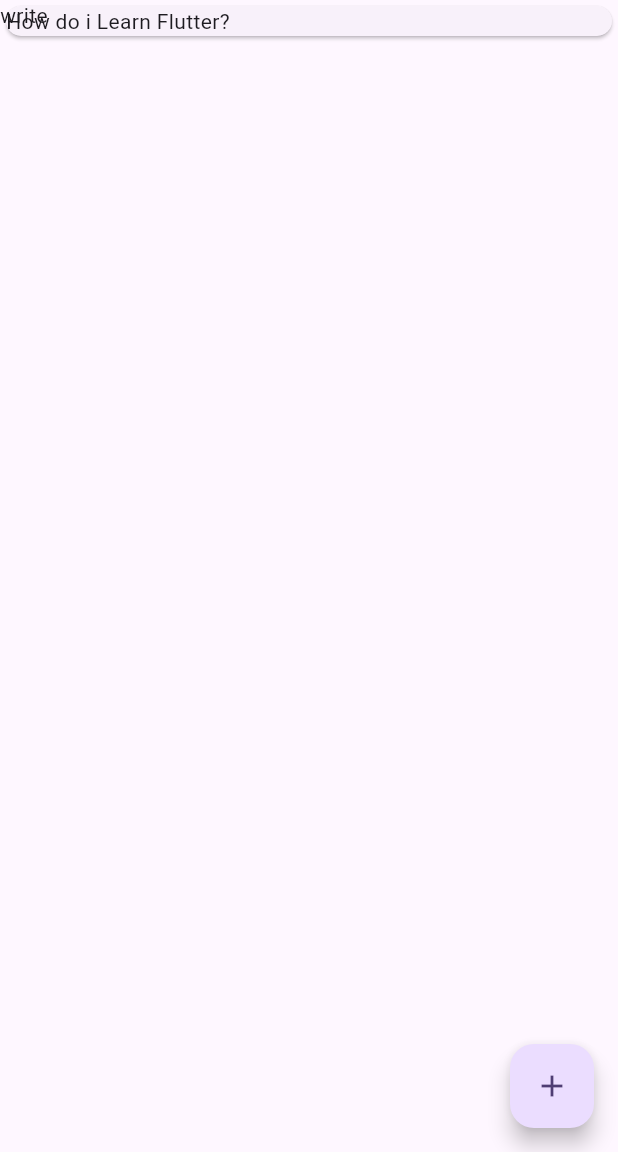
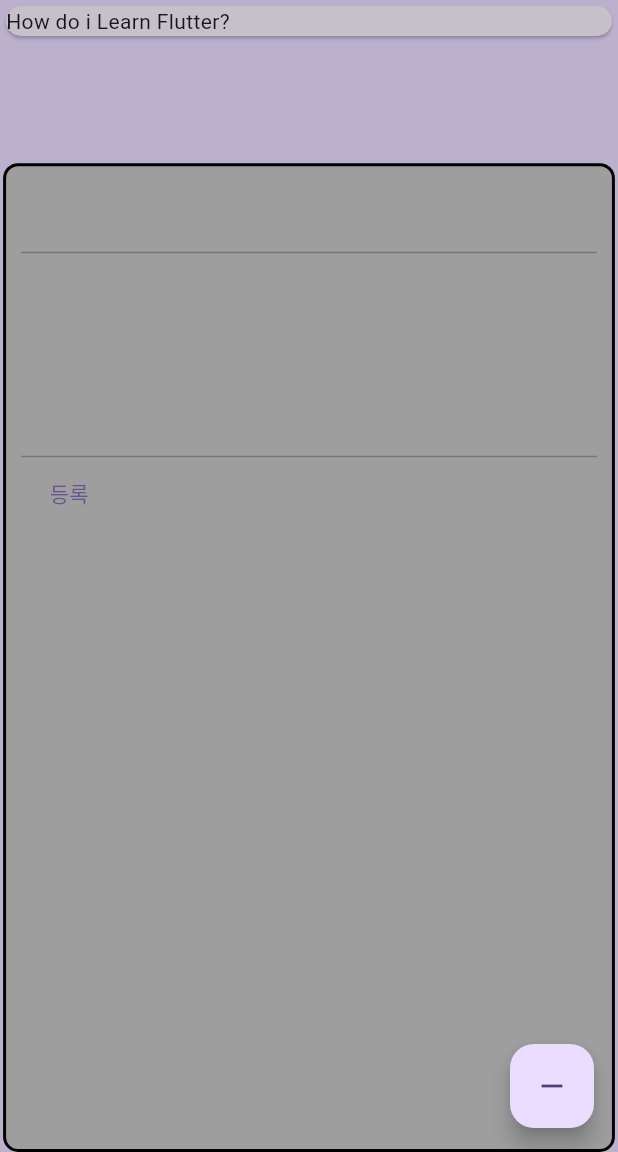
Before and after one commit to lee95292/bulletin-board-system-client, a Flutter app: the screen it shows after launch, after a tap on the "add" icon, on a phone screen of 412 x 824 dp, the part 84-1236 px from its top. Run offline on Flutter 3.47's test engine with Material 3 defaults, Android fonts, the phone set to English and light mode, and no system bars.

Commit message:
add post function

```diff
--- a/lib/main.dart
+++ b/lib/main.dart
@@ -1,6 +1,8 @@
 import 'package:flutter/material.dart';
+
+import './model/Post.dart';
 import './page/board.dart';
-import './model/Post.dart';
+import 'page/WritePost.dart';
 
 /*
 Min Value Product
@@ -24,11 +26,21 @@ class BBS extends StatefulWidget {
 
 class _BBSState extends State<BBS> {
   List<Post> posts = [Post('1', 'marco', 'hahaha', 'How do i Learn Flutter?')];
-  bool isWriting = false;
+  var isWriting = false;
   void toggleWriting() {
     setState(() {
       this.isWriting = !this.isWriting;
     });
+  }
+
+  void addPost(String title, String content) {
+    var id = 'test_id'; // TODO UUID
+    var author = 'anonymous'; // TODO nickname(SSO)
+    setState(() {
+      posts.add(Post(id, author, title, content));
+      isWriting = !this.isWriting;
+    });
+    print('test!');
   }
 
   @override
@@ -43,20 +55,20 @@ class _BBSState extends State<BBS> {
           appBar: AppBar(
             title: Text("title"),
           ),
-          body: Stack(
+          body: Container(
+            color: Theme.of(context).colorScheme.primaryContainer,
+            child: Stack(
               children: [
                 Board(
                   title: 'BBS',
                   posts: posts,
                 ),
-              if (isWriting)
-                Container(
-                  child: Text('write'),
-                )
+                if (isWriting) WritePost(addPost: addPost)
               ],
             ),
+          ),
           floatingActionButton: FloatingActionButton(
-            child: Icon(Icons.add),
+            child: isWriting ? Icon(Icons.remove) : Icon(Icons.add),
             tooltip: 'add a post',
             onPressed: toggleWriting,
           ),
--- /dev/null
+++ b/lib/page/WritePost.dart
@@ -0,0 +1,64 @@
+import 'package:flutter/cupertino.dart';
+import 'package:flutter/material.dart';
+import 'package:flutter/services.dart';
+import 'package:flutter/widgets.dart';
+
+import '../model/Post.dart';
+
+class WritePost extends StatefulWidget {
+  const WritePost({super.key, required this.addPost});
+  final Function addPost;
+
+  @override
+  State<WritePost> createState() => _WritePostState();
+}
+
+class _WritePostState extends State<WritePost> {
+  final TextEditingController _titleController = new TextEditingController();
+  final TextEditingController _contentController = new TextEditingController();
+  @override
+  Widget build(BuildContext context) {
+    print(Theme.of(context).colorScheme.primary);
+    return Container(
+      // Outter Box Container
+      color: Colors.black.withOpacity(0.2),
+      alignment: Alignment(0, 1),
+
+      // Inner Box
+      child: Container(
+          height: MediaQuery.of(context).size.height * 0.8,
+          width: MediaQuery.of(context).size.width * 0.99,
+          // color: Theme.of(context).colorScheme.primary, // TODO contenxt 에서 colortheme 못불러옴;;
+          decoration: BoxDecoration(
+              border: Border.all(color: Colors.black, width: 2),
+              borderRadius: BorderRadius.circular(10),
+              color: Colors.grey.withOpacity(1)),
+          padding: const EdgeInsets.all(10),
+          child: SingleChildScrollView(
+            child: Column(
+              children: [
+                TextField(
+                  controller: _titleController,
+                ),
+                Container(
+                  child: TextField(
+                    maxLines: 20,
+                    minLines: 5,
+                    keyboardType: TextInputType.multiline,
+                    controller: _contentController,
+                  ),
+                ),
+                Container(
+                  alignment: Alignment.bottomLeft,
+                  child: TextButton(
+                      onPressed: () => widget.addPost(
+                          _titleController.text, _contentController.text),
+                      child: Text('등록')), // TODO 등록 버튼이 화면의 좌하단에 고정되도록
+                )
+              ],
+            ),
+          ) // TODO flutter_animate로 up slide animation 추가
+          ),
+    );
+  }
+}
```
Lines whose indentation alone changed are shown as unchanged.
